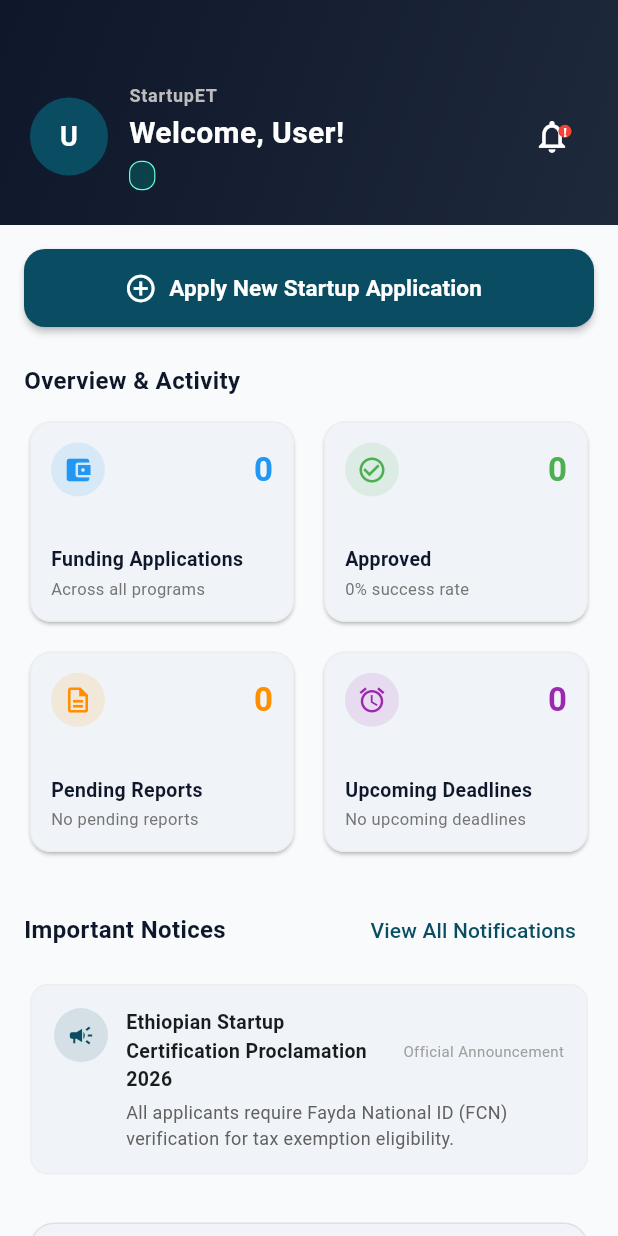
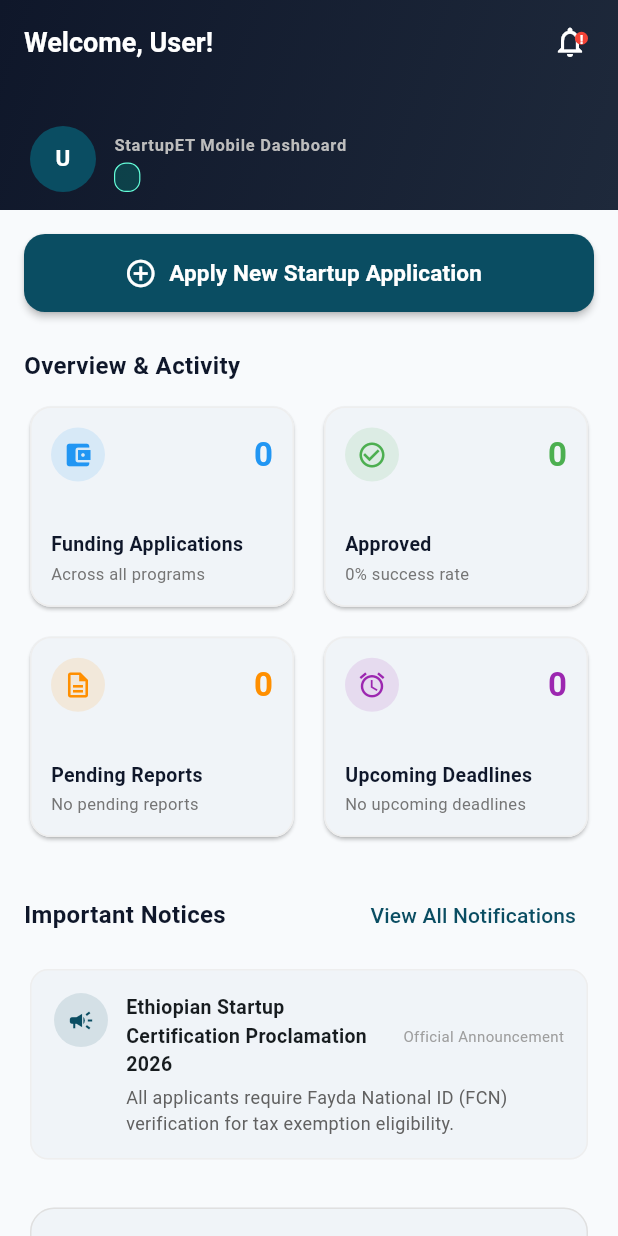
Before and after one commit to leuleyasu/StartUpEt, a Flutter app: the _StartupDashboardView widget shown alone on an empty page, opened directly with empty values, on a phone screen of 412 x 824 dp. Run offline on Flutter 3.47's test engine with Material 3 defaults, Android fonts, the phone set to English and light mode, and no system bars; our stand-ins replace awesome_snackbar_content, dartz, dio, equatable, flutter_bloc, flutter_secure_storage and 3 more; accounts and stored records are empty; network calls fail.

Commit message:
fix(dashboard): update SliverAppBar title & action pinning so content remains visible when scrolled

```diff
--- a/lib/features/auth/presentation/screens/home_screen.dart
+++ b/lib/features/auth/presentation/screens/home_screen.dart
@@ -146,13 +146,54 @@ class _StartupDashboardView extends StatelessWidget {
 
     return CustomScrollView(
       slivers: [
-        // App Bar / Top Header
         SliverAppBar(
-          expandedHeight: 150.0,
+          expandedHeight: 140.0,
           floating: false,
           pinned: true,
           automaticallyImplyLeading: false,
           backgroundColor: const Color(0xFF0F172A),
+          title: Text(
+            'Welcome, $firstName!',
+            style: const TextStyle(
+              color: Colors.white,
+              fontSize: 18,
+              fontWeight: FontWeight.bold,
+            ),
+          ),
+          actions: [
+            IconButton(
+              icon: Stack(
+                children: [
+                  const Icon(
+                    Icons.notifications_outlined,
+                    color: Colors.white,
+                    size: 24,
+                  ),
+                  Positioned(
+                    right: 0,
+                    top: 0,
+                    child: Container(
+                      padding: const EdgeInsets.all(3),
+                      decoration: const BoxDecoration(
+                        color: Colors.red,
+                        shape: BoxShape.circle,
+                      ),
+                      child: const Text(
+                        '!',
+                        style: TextStyle(
+                          color: Colors.white,
+                          fontSize: 9,
+                          fontWeight: FontWeight.bold,
+                        ),
+                      ),
+                    ),
+                  ),
+                ],
+              ),
+              onPressed: () => NotificationsBottomSheet.show(context),
+            ),
+            const SizedBox(width: 8),
+          ],
           flexibleSpace: FlexibleSpaceBar(
             background: Container(
               decoration: const BoxDecoration(
@@ -162,45 +203,35 @@ class _StartupDashboardView extends StatelessWidget {
                   end: Alignment.bottomRight,
                 ),
               ),
-              padding: const EdgeInsets.fromLTRB(20, 48, 20, 16),
+              padding: const EdgeInsets.fromLTRB(20, 75, 20, 12),
               child: Row(
+                crossAxisAlignment: CrossAxisAlignment.end,
                 children: [
                   CircleAvatar(
-                    radius: 26,
+                    radius: 22,
                     backgroundColor: AppColors.primary,
                     child: Text(
                       initials,
                       style: const TextStyle(
-                        fontSize: 18,
+                        fontSize: 15,
                         color: Colors.white,
                         fontWeight: FontWeight.bold,
                       ),
                     ),
                   ),
-                  const SizedBox(width: 14),
+                  const SizedBox(width: 12),
                   Expanded(
                     child: Column(
-                      mainAxisAlignment: MainAxisAlignment.center,
+                      mainAxisAlignment: MainAxisAlignment.end,
                       crossAxisAlignment: CrossAxisAlignment.start,
                       children: [
                         Text(
-                          'StartupET',
+                          'StartupET Mobile Dashboard',
                           style: TextStyle(
                             color: Colors.grey[400],
-                            fontSize: 12,
+                            fontSize: 11,
                             fontWeight: FontWeight.bold,
                             letterSpacing: 0.5,
-                          ),
-                        ),
-                        const SizedBox(height: 2),
-                        Text(
-                          'Welcome, $firstName!',
-                          maxLines: 1,
-                          overflow: TextOverflow.ellipsis,
-                          style: const TextStyle(
-                            color: Colors.white,
-                            fontSize: 20,
-                            fontWeight: FontWeight.bold,
                           ),
                         ),
                         const SizedBox(height: 4),
@@ -229,47 +260,6 @@ class _StartupDashboardView extends StatelessWidget {
                       ],
                     ),
                   ),
-                  IconButton(
-                    icon: Stack(
-                      children: [
-                        const Icon(
-                          Icons.notifications_outlined,
-                          color: Colors.white,
-                          size: 26,
-                        ),
-                        Positioned(
-                          right: 0,
-                          top: 0,
-                          child: Container(
-                            padding: const EdgeInsets.all(3),
-                            decoration: const BoxDecoration(
-                              color: Colors.red,
-                              shape: BoxShape.circle,
-                            ),
-                            child: const Text(
-                              '!',
-                              style: TextStyle(
-                                color: Colors.white,
-                                fontSize: 9,
-                                fontWeight: FontWeight.bold,
-                              ),
-                            ),
-                          ),
-                        ),
-                      ],
-                    ),
-                    onPressed: () => NotificationsBottomSheet.show(context),
-                  ),
-                  // IconButton(
-                  //   icon: const Icon(
-                  //     Icons.logout_outlined,
-                  //     color: Colors.white,
-                  //     size: 24,
-                  //   ),
-                  //   onPressed: () {
-                  //     context.read<AuthBloc>().add(const AuthLogout());
-                  //   },
-                  // ),
                 ],
               ),
             ),
--- a/lib/presentation/screens/certifications_screen.dart
+++ b/lib/presentation/screens/certifications_screen.dart
@@ -52,7 +52,8 @@ class _CertificationsScreenState extends State<CertificationsScreen> {
                 }
 
                 if (state is StartupError) {
-                  final isNotFound = state.message.contains('404') ||
+                  final isNotFound =
+                      state.message.contains('404') ||
                       state.message.toLowerCase().contains('not found');
 
                   return Card(
@@ -65,7 +66,11 @@ class _CertificationsScreenState extends State<CertificationsScreen> {
                       padding: const EdgeInsets.all(24),
                       child: Column(
                         children: [
-                          Icon(Icons.workspace_premium_outlined, size: 56, color: Colors.grey[400]),
+                          Icon(
+                            Icons.workspace_premium_outlined,
+                            size: 56,
+                            color: Colors.grey[400],
+                          ),
                           const SizedBox(height: 12),
                           Text(
                             isNotFound
@@ -82,7 +87,10 @@ class _CertificationsScreenState extends State<CertificationsScreen> {
                                 ? 'Apply for startup certification to receive your official tax exemption label and benefits.'
                                 : 'Unable to retrieve your startup label status at this moment.',
                             textAlign: TextAlign.center,
-                            style: TextStyle(fontSize: 13, color: Colors.grey[600]),
+                            style: TextStyle(
+                              fontSize: 13,
+                              color: Colors.grey[600],
+                            ),
                           ),
                           const SizedBox(height: 16),
                           ElevatedButton.icon(
@@ -91,7 +99,9 @@ class _CertificationsScreenState extends State<CertificationsScreen> {
                               foregroundColor: Colors.white,
                             ),
                             onPressed: () {
-                              context.read<StartupBloc>().add(const FetchStartupStatus());
+                              context.read<StartupBloc>().add(
+                                const FetchStartupStatus(),
+                              );
                             },
                             icon: const Icon(Icons.refresh),
                             label: const Text('Refresh Status'),
@@ -108,7 +118,8 @@ class _CertificationsScreenState extends State<CertificationsScreen> {
                   final isCertified = status == 'CERTIFIED';
                   final sector = startup.sector ?? 'General Technology';
                   final stage = startup.stage ?? 'Initial Stage';
-                  final expiry = startup.membershipExpiresAt ?? 'Pending Renewal';
+                  final expiry =
+                      startup.membershipExpiresAt ?? 'Pending Renewal';
 
                   return Card(
                     elevation: 3,
@@ -120,7 +131,10 @@ class _CertificationsScreenState extends State<CertificationsScreen> {
                         borderRadius: BorderRadius.circular(20),
                         gradient: LinearGradient(
                           colors: isCertified
-                              ? [const Color(0xFF0F766E), const Color(0xFF0D9488)]
+                              ? [
+                                  const Color(0xFF0F766E),
+                                  const Color(0xFF0D9488),
+                                ]
                               : [Colors.orange.shade800, Colors.amber.shade700],
                           begin: Alignment.topLeft,
                           end: Alignment.bottomRight,
@@ -241,15 +255,17 @@ class _CertificationsScreenState extends State<CertificationsScreen> {
                               style: ElevatedButton.styleFrom(
                                 backgroundColor: Colors.white,
                                 foregroundColor: const Color(0xFF0F766E),
-                                padding: const EdgeInsets.symmetric(vertical: 12),
+                                padding: const EdgeInsets.symmetric(
+                                  vertical: 12,
+                                ),
                                 shape: RoundedRectangleBorder(
                                   borderRadius: BorderRadius.circular(12),
                                 ),
                               ),
                               onPressed: () {
                                 context.read<CertificateBloc>().add(
-                                      DownloadCertificate(startup.id),
-                                    );
+                                  DownloadCertificate(startup.id),
+                                );
                                 ScaffoldMessenger.of(context).showSnackBar(
                                   const SnackBar(
                                     content: Text(
@@ -283,7 +299,11 @@ class _CertificationsScreenState extends State<CertificationsScreen> {
                     padding: const EdgeInsets.all(24),
                     child: Column(
                       children: [
-                        Icon(Icons.workspace_premium_outlined, size: 56, color: Colors.grey[400]),
+                        Icon(
+                          Icons.workspace_premium_outlined,
+                          size: 56,
+                          color: Colors.grey[400],
+                        ),
                         const SizedBox(height: 12),
                         const Text(
                           'No Active Startup Certificate',
@@ -296,7 +316,10 @@ class _CertificationsScreenState extends State<CertificationsScreen> {
                         Text(
                           'Submit a startup application to obtain your official Ethiopian Startup Label certification.',
                           textAlign: TextAlign.center,
-                          style: TextStyle(fontSize: 13, color: Colors.grey[600]),
+                          style: TextStyle(
+                            fontSize: 13,
+                            color: Colors.grey[600],
+                          ),
                         ),
                       ],
                     ),
@@ -316,24 +339,21 @@ class _CertificationsScreenState extends State<CertificationsScreen> {
             const SizedBox(height: 12),
             _benefitCard(
               title: 'Tax Exemption & Duties Relief',
-              description:
-                  'Eligible for 3-5 year corporate tax holiday under the Ethiopian Startup Proclamation.',
+              description: 'Eligible for 3-5 year corporate tax holiday under the Ethiopian Startup Proclamation.',
               icon: Icons.account_balance,
               color: Colors.indigo,
             ),
             const SizedBox(height: 10),
             _benefitCard(
               title: 'Customs & Equipment Duty Waiver',
-              description:
-                  'Waived import duties on essential tech hardware and R&D machinery.',
+              description: 'Waived import duties on essential tech hardware and R&D machinery.',
               icon: Icons.local_shipping,
               color: Colors.blue,
             ),
             const SizedBox(height: 10),
             _benefitCard(
               title: 'Priority National Innovation Fund',
-              description:
-                  'Direct access to government grant allocations and interest-subsidized venture debt.',
+              description: 'Direct access to government grant allocations and interest-subsidized venture debt.',
               icon: Icons.star,
               color: Colors.amber.shade800,
             ),
```
